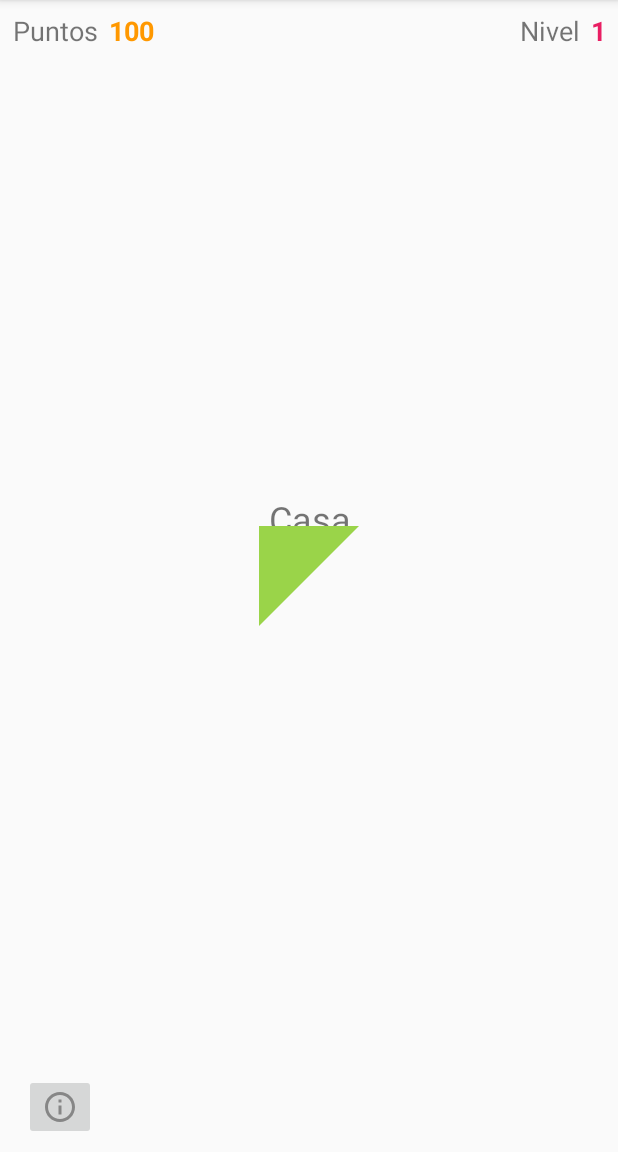
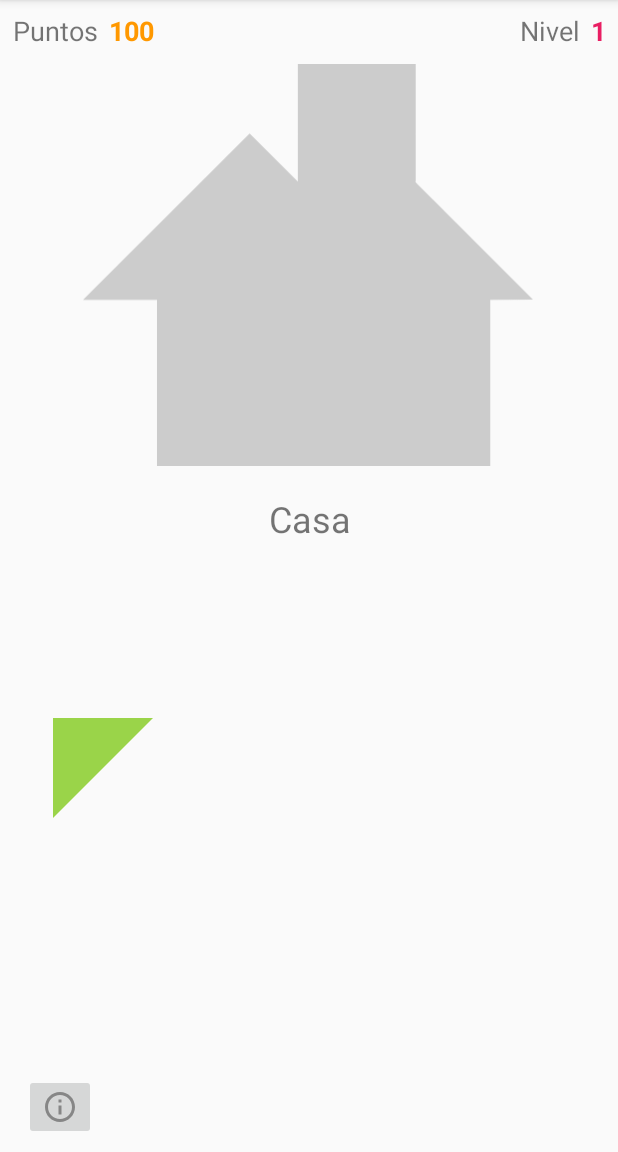
Before and after one commit to cdejuana/Tangram-Game, an Android app: the screen it shows after launch (TangramActivity), on a phone screen of 412 x 824 dp, the part 84-1236 px from its top. Run offline under Robolectric (Android 15) with nearby library versions, the phone set to English and light mode, and no system bars.

Commit message:
pieza1 colocada abajo, silueta visible

```diff
--- a/app/src/main/java/com/dawmi2/tangramv6/VistaTangram.java
+++ b/app/src/main/java/com/dawmi2/tangramv6/VistaTangram.java
@@ -65,8 +65,8 @@ public class VistaTangram extends View {
         anchoVista = getWidth();
         altoVista = getHeight();
 
-        xPosicionPieza1 = anchoVista/2;
-        yPosicionPieza1 = altoVista/2;
+        xPosicionPieza1 = anchoVista/6;
+        yPosicionPieza1 = (altoVista -= altoVista/3);
     }
 
     @Override
@@ -79,6 +79,7 @@ public class VistaTangram extends View {
         pieza1.setBounds(xPosicionPieza1 - anchoPieza1/2, yPosicionPieza1 - altoPieza1/2,
                 xPosicionPieza1 + anchoPieza1/2, yPosicionPieza1 + altoPieza1/2);
         //dibujar drawable
+
         pieza1.draw(canvas);
 
 
--- a/app/src/main/res/layout/activity_tangram.xml
+++ b/app/src/main/res/layout/activity_tangram.xml
@@ -207,7 +207,7 @@
         android:layout_width="300dp"
         android:layout_height="273dp"
         android:layout_marginTop="40dp"
-        android:visibility="invisible"
+        android:visibility="visible"
         app:layout_constraintEnd_toEndOf="parent"
         app:layout_constraintHorizontal_bias="0.495"
         app:layout_constraintStart_toStartOf="parent"
```
